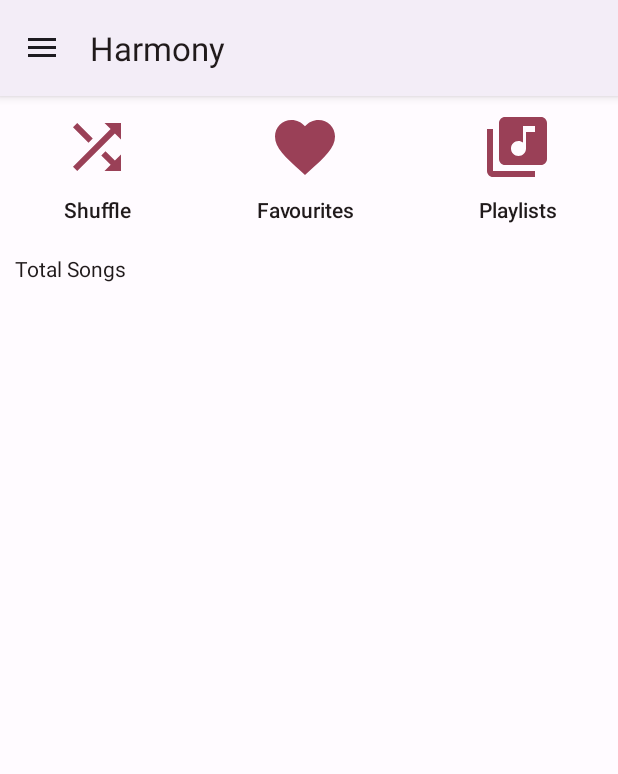
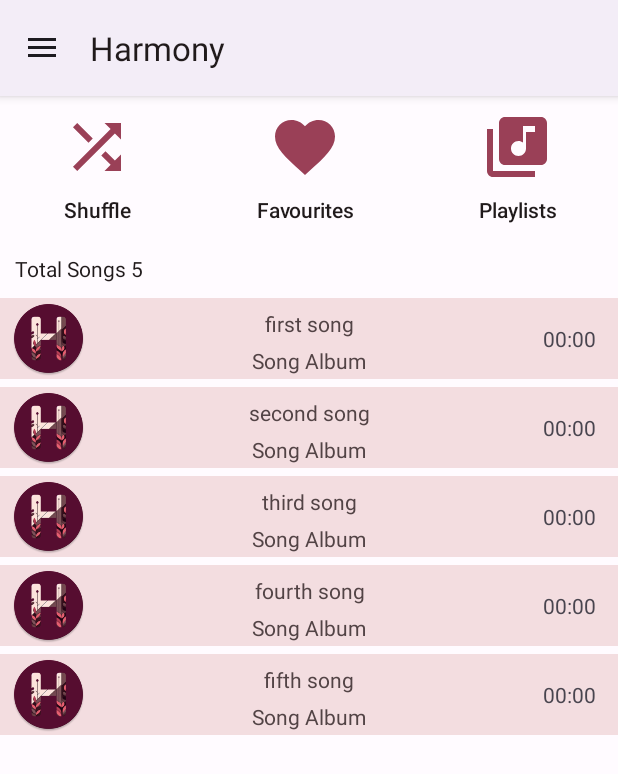
Before and after one commit to AnshulMal1k117/Harmony, an Android app: the screen it shows after launch (MainActivity), on a phone screen of 412 x 824 dp. Shown: the top 774 px of the screen. Run offline under Robolectric (Android 15) with nearby library versions, the phone set to English and light mode, and no system bars.

Commit message:
Added Recycler View and its functionalities

```diff
--- a/app/build.gradle
+++ b/app/build.gradle
@@ -43,6 +43,7 @@ dependencies {
     implementation 'androidx.appcompat:appcompat:1.6.1'
     implementation 'com.google.android.material:material:1.10.0'
     implementation 'androidx.constraintlayout:constraintlayout:2.1.4'
+    implementation 'androidx.core:core-ktx:+'
     testImplementation 'junit:junit:4.13.2'
     androidTestImplementation 'androidx.test.ext:junit:1.1.5'
     androidTestImplementation 'androidx.test.espresso:espresso-core:3.5.1'
--- a/app/src/main/AndroidManifest.xml
+++ b/app/src/main/AndroidManifest.xml
@@ -5,8 +5,11 @@
     <!--Permissions-->
     <uses-permission android:name="android.permission.READ_MEDIA_AUDIO"/>
     <uses-permission android:name="android.permission.READ_MEDIA_IMAGES"/>
+    <uses-permission android:name="android.permission.WRITE_EXTERNAL_STORAGE"
+        android:maxSdkVersion="32" />
 
     <application
+        android:requestLegacyExternalStorage="true"
         android:allowBackup="true"
         android:dataExtractionRules="@xml/data_extraction_rules"
         android:fullBackupContent="@xml/backup_rules"
--- a/app/src/main/java/com/example/harmony/MainActivity.kt
+++ b/app/src/main/java/com/example/harmony/MainActivity.kt
@@ -11,6 +11,8 @@ import androidx.appcompat.app.AppCompatActivity
 import androidx.core.app.ActivityCompat
 import androidx.core.app.ActivityCompat.checkSelfPermission
 import androidx.core.content.ContextCompat
+import androidx.recyclerview.widget.LinearLayoutManager
+import com.example.harmony.adapter.MusicAdapter
 import com.example.harmony.databinding.ActivityMainBinding
 import kotlin.system.exitProcess
 
@@ -20,27 +22,11 @@ class MainActivity : AppCompatActivity() {
 
     private lateinit var binding: ActivityMainBinding
     private lateinit var toggle: ActionBarDrawerToggle
+    private lateinit var musicAdapter: MusicAdapter
 
     override fun onCreate(savedInstanceState: Bundle?) {
         super.onCreate(savedInstanceState)
-
-        //Calling the function to check and ask permissions
-        requestRuntimePermissions()
-
-        //Setting the main theme of the app to Navigation Drawer Theme with action bar
-        setTheme(R.style.Navigation_Drawer_Theme)
-
-        //LayoutInflater is used to create a new View (or Layout) object from one of your xml layouts
-        binding = ActivityMainBinding.inflate(layoutInflater)
-
-        //setting the main activity ast he default screen
-        setContentView(binding.root)
-
-        //Setting up the toggle
-        toggle = ActionBarDrawerToggle(this, binding.root, R.string.open, R.string.close)
-        binding.root.addDrawerListener(toggle)
-        toggle.syncState()
-        supportActionBar?.setDisplayHomeAsUpEnabled(true)
+        initializeLayout()
 
         //Shuffle Button
         binding.shuffleButton.setOnClickListener {
@@ -72,6 +58,7 @@ class MainActivity : AppCompatActivity() {
 
     //To request permissions
     private fun requestRuntimePermissions() {
+
         if (checkSelfPermission(this, Manifest.permission.READ_MEDIA_AUDIO)
             !=PackageManager.PERMISSION_GRANTED
             && ContextCompat.checkSelfPermission(this, Manifest.permission.READ_MEDIA_IMAGES)
@@ -119,4 +106,38 @@ class MainActivity : AppCompatActivity() {
             return true
         return super.onOptionsItemSelected(item)
     }
+
+    //Function to initialize layout
+    private fun initializeLayout(){
+        //Calling the function to check and ask permissions
+        requestRuntimePermissions()
+
+        //Setting the main theme of the app to Navigation Drawer Theme with action bar
+        setTheme(R.style.Navigation_Drawer_Theme)
+
+        //LayoutInflater is used to create a new View (or Layout) object from one of your xml layouts
+        binding = ActivityMainBinding.inflate(layoutInflater)
+
+        //setting the main activity ast he default screen
+        setContentView(binding.root)
+
+        //Setting up the toggle
+        toggle = ActionBarDrawerToggle(this, binding.root, R.string.open, R.string.close)
+        binding.root.addDrawerListener(toggle)
+        toggle.syncState()
+        supportActionBar?.setDisplayHomeAsUpEnabled(true)
+        val musicList = ArrayList<String>()
+        musicList.add("first song")
+        musicList.add("second song")
+        musicList.add("third song")
+        musicList.add("fourth song")
+        musicList.add("fifth song")
+        binding.musicRecyclerView.setHasFixedSize(true)
+        binding.musicRecyclerView.setItemViewCacheSize(10)
+        binding.musicRecyclerView.layoutManager = LinearLayoutManager(this@MainActivity)
+        musicAdapter = MusicAdapter(this@MainActivity, musicList)
+        binding.musicRecyclerView.adapter = musicAdapter
+        binding.totalSongs.text = "Total Songs "+musicAdapter.itemCount
+
+    }
 }
--- /dev/null
+++ b/app/src/main/java/com/example/harmony/adapter/MusicAdapter.kt
@@ -0,0 +1,28 @@
+package com.example.harmony.adapter
+
+import android.content.Context
+import android.view.LayoutInflater
+import android.view.ViewGroup
+import androidx.recyclerview.widget.RecyclerView
+import com.example.harmony.databinding.MusicViewBinding
+
+class MusicAdapter(private val context: Context, private val musicList: ArrayList<String>):RecyclerView.Adapter<MusicAdapter.MusicHolder>() {
+    class MusicHolder(binding: MusicViewBinding):RecyclerView.ViewHolder(binding.root) {
+        val title = binding.songNameMusicView
+        val album = binding.albumNameMusicView
+        val image = binding.imageMusicView
+        val duration = binding.songDurationMusicView
+    }
+
+    override fun onCreateViewHolder(parent: ViewGroup, viewType: Int): MusicAdapter.MusicHolder {
+        return MusicHolder(MusicViewBinding.inflate(LayoutInflater.from(context), parent, false))
+    }
+
+    override fun onBindViewHolder(holder: MusicAdapter.MusicHolder, position: Int) {
+        holder.title.text = musicList[position]
+    }
+
+    override fun getItemCount(): Int {
+        return musicList.size
+    }
+}
--- a/app/src/main/res/layout/activity_main.xml
+++ b/app/src/main/res/layout/activity_main.xml
@@ -61,6 +61,7 @@
         </LinearLayout>
 
         <TextView
+            android:id="@+id/total_songs"
             android:layout_width="match_parent"
             android:layout_height="wrap_content"
             android:layout_margin="10dp"
@@ -68,6 +69,7 @@
             android:textColor="?attr/colorOnBackground" />
 
         <androidx.recyclerview.widget.RecyclerView
+            android:id="@+id/music_recycler_view"
             android:layout_width="match_parent"
             android:layout_height="match_parent" />
 
--- a/app/src/main/res/layout/music_view.xml
+++ b/app/src/main/res/layout/music_view.xml
@@ -16,16 +16,19 @@
         android:layout_marginStart="5dp"/>
 
     <TextView
-        android:id="@+id/song_name_song_view"
+        android:id="@+id/song_name_music_view"
         android:layout_width="wrap_content"
         android:layout_height="30dp"
         android:text="@string/song_name"
         android:layout_toEndOf="@id/image_music_view"
         android:layout_toStartOf="@+id/song_duration_music_view"
         android:textColor="?attr/colorOnSurfaceVariant"
-        android:layout_marginStart="5dp"/>
+        android:layout_marginStart="5dp"
+        android:gravity="center"
+        android:singleLine="true"/>
 
     <TextView
+        android:id="@+id/album_name_music_view"
         android:layout_width="wrap_content"
         android:layout_height="20dp"
         android:text="@string/song_album"
@@ -33,7 +36,9 @@
         android:layout_toStartOf="@+id/song_duration_music_view"
         android:textColor="?attr/colorOnSurfaceVariant"
         android:layout_marginStart="5dp"
-        android:layout_marginTop="30dp"/>
+        android:layout_marginTop="30dp"
+        android:gravity="center"
+        android:singleLine="true"/>
 
     <TextView
         android:id="@+id/song_duration_music_view"
--- a/build.gradle
+++ b/build.gradle
@@ -2,5 +2,5 @@
 plugins {
     id 'com.android.application' version '8.0.2' apply false
     id 'com.android.library' version '8.0.2' apply false
-    id 'org.jetbrains.kotlin.android' version '1.8.20' apply false
+    id 'org.jetbrains.kotlin.android' version '2.0.0-Beta1' apply false
 }
```
